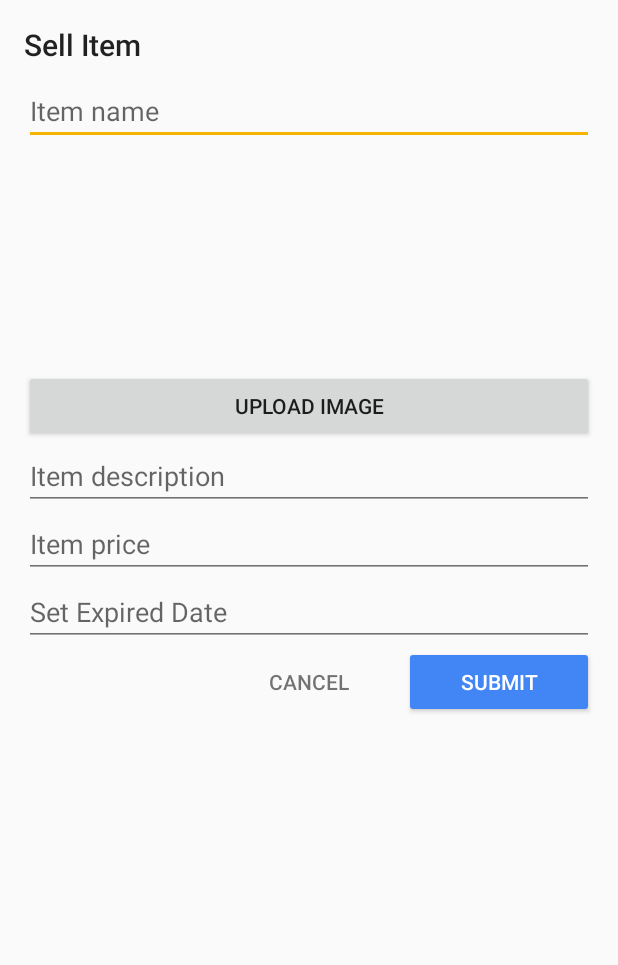
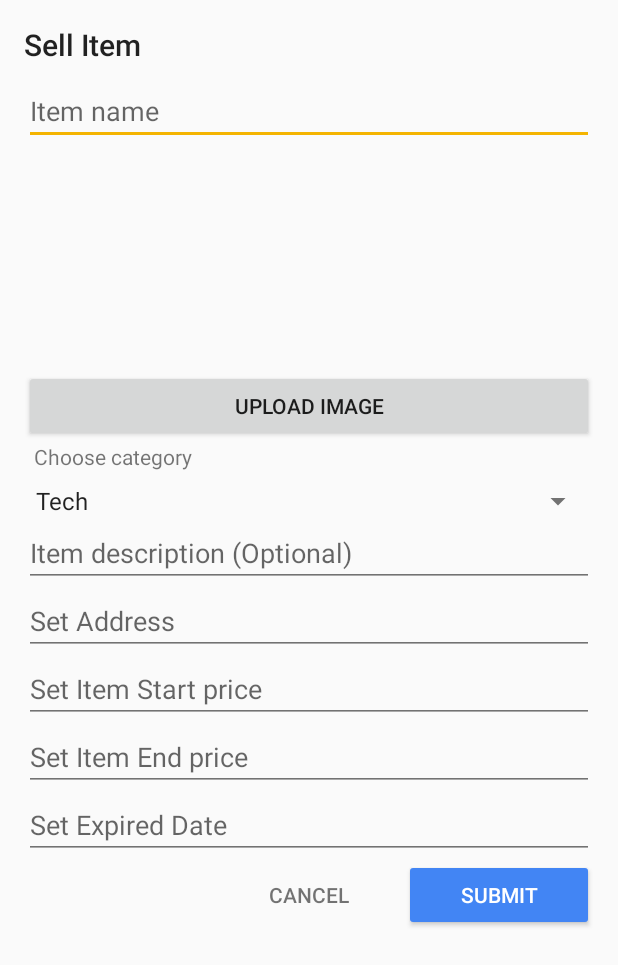
Before and after one commit to gerryoei/tossIt, an Android app: the AddItemToSellActivity screen opened directly, with no data from a screen before it, after a tap on "SUBMIT", on a phone screen of 412 x 824 dp. Shown: the top 965 px of the screen. Run offline under Robolectric (Android 15) with nearby library versions, the phone set to English and light mode, and no system bars; our stand-ins replace Firebase (no records; nobody signed in at launch, a user with empty details on screens opened directly); 3 statements that could not run were skipped.

Commit message:
Completed sell item form.

```diff
--- a/app/src/main/AndroidManifest.xml
+++ b/app/src/main/AndroidManifest.xml
@@ -1,8 +1,6 @@
 <?xml version="1.0" encoding="utf-8"?>
 <manifest xmlns:android="http://schemas.android.com/apk/res/android"
     package="com.google.firebase.example.fireeats">
-    <uses-permission android:name="android.permission.INTERNET" />
-
     <uses-permission android:name="android.permission.INTERNET" />
     <uses-permission android:name="android.permission.ACCESS_NETWORK_STATE" />
     <uses-permission android:name="android.permission.WRITE_EXTERNAL_STORAGE" />
--- a/app/src/main/java/com/google/firebase/example/fireeats/AddItemToSellActivity.java
+++ b/app/src/main/java/com/google/firebase/example/fireeats/AddItemToSellActivity.java
@@ -22,6 +22,7 @@ import android.widget.Button;
 import android.widget.DatePicker;
 import android.widget.EditText;
 import android.widget.ImageView;
+import android.widget.Spinner;
 import android.widget.TextView;
 import android.widget.Toast;
 
@@ -49,12 +50,17 @@ import java.util.Date;
 public class AddItemToSellActivity extends AppCompatActivity
 {
     DatePickerDialog picker;
+    Spinner spinner1;
     EditText mItemName;
-    EditText mItemPrice;
-    EditText mItemDescription;
-    EditText mExpiredDate;
     ImageView itemImage;
     Button uploadImage;
+    EditText mItemDescription;
+    EditText mItemAddress;
+    EditText mItemPrice;
+    EditText mItemPriceEnd;
+    EditText mExpiredDate;
+
+    Bitmap bitmap_photo;
     String currentPhotoPath = "";
     String photoFileName = "";
     static final int REQUEST_TAKE_PHOTO = 1;
@@ -67,10 +73,13 @@ public class AddItemToSellActivity extends AppCompatActivity
         mItemName = (EditText)findViewById(R.id.sellItem_form_name);
         mItemPrice = (EditText)findViewById(R.id.sellItem_form_price);
         mItemDescription = (EditText)findViewById(R.id.sellItem_form_description);
+        mItemAddress = (EditText)findViewById(R.id.sellItem_form_address);
         mExpiredDate = (EditText)findViewById(R.id.expiredDate);
         mExpiredDate.setInputType(InputType.TYPE_NULL);
         itemImage = (ImageView)findViewById(R.id.sellItem_imageUpload);
         uploadImage = (Button)findViewById(R.id.button_imageUpload);
+        mItemPriceEnd = (EditText)findViewById(R.id.sellItem_form_priceEnd);
+        spinner1 = (Spinner)findViewById(R.id.spinner1);
 
         uploadImage.setOnClickListener(new View.OnClickListener() {
             @Override
@@ -144,6 +153,7 @@ public class AddItemToSellActivity extends AppCompatActivity
                 e.printStackTrace();
             }
             itemImage.setImageBitmap(bitmap);
+            bitmap_photo = bitmap;
         }
     }
 
@@ -172,27 +182,32 @@ public class AddItemToSellActivity extends AppCompatActivity
         return image;
     }
 
+    public String BitMapToString(Bitmap bitmap){
+        ByteArrayOutputStream baos=new  ByteArrayOutputStream();
+        bitmap.compress(Bitmap.CompressFormat.PNG,100, baos);
+        byte [] b=baos.toByteArray();
+        String temp=Base64.encodeToString(b, Base64.DEFAULT);
+        return temp;
+    }
+
     private void onSubmitClicked(){
         String itemName = mItemName.getText().toString();
-        String itemAddress = "Atlanta";
-        String itemCategory = "Other";
-        String itemPhoto = "Blabla";
-        int itemPrice = Integer.parseInt(mItemName.getText().toString());
-        int itemNumRatings = 10;
-        double itemAvgRatings = 10.0;
-
+        String itemAddress = mItemAddress.getText().toString();
+        String itemCategory = String.valueOf(spinner1.getSelectedItem());
+        String itemPhoto = BitMapToString(bitmap_photo);
         //Get start date which is current date
         DateFormat dateFormat = new SimpleDateFormat("yyyy/MM/dd HH:mm:ss");
         Date date = new Date();
         String startDate = dateFormat.format(date);
-        String endDate = "TO BE INPUTTED";
-        int startPrice = itemPrice;
-        int endPrice = -1;
+        String endDate = mExpiredDate.getText().toString();
+        long startPrice = Long.parseLong(mItemPrice.getText().toString());
+        long endPrice = Long.parseLong(mItemPriceEnd.getText().toString());
 
         String itemDescription = mItemName.getText().toString();
 
         TossItem newItem = new TossItem(itemName,
                                         itemAddress,
+                                        itemDescription,
                                         itemCategory,
                                         itemPhoto,
                                         startDate,
@@ -201,7 +216,5 @@ public class AddItemToSellActivity extends AppCompatActivity
                                         endPrice);
 
 
-
-
     }
 }
--- a/app/src/main/java/com/google/firebase/example/fireeats/model/TossItem.java
+++ b/app/src/main/java/com/google/firebase/example/fireeats/model/TossItem.java
@@ -35,24 +35,24 @@ public class TossItem {
     private String photo;
     private int price;
     private int numRatings;
+    private String description;
     private double avgRating;
     // Need to add string to date formatter
     private String startDate;
     private String endDate;
     // Start price and End price
-    private int startPrice;
-    private int endPrice;
+    private long startPrice;
+    private long endPrice;
 
     public TossItem() {}
 
-    public TossItem(String name, String address, String category, String photo,
-                    String startDate, String endDate, int startPrice, int endPrice) {
+    public TossItem(String name, String address, String description, String category, String photo,
+                    String startDate, String endDate, long startPrice, long endPrice) {
         this.name = name;
+        this.description = description;
         this.address = address;
+        this.photo = photo;
         this.category = category;
-        //this.price = price;
-        //this.numRatings = numRatings;
-        //this.avgRating = avgRating;
         this.startDate = startDate;
         this.endDate = endDate;
         this.startPrice = startPrice;
@@ -65,6 +65,14 @@ public class TossItem {
 
     public void setName(String name) {
         this.name = name;
+    }
+
+    public String getDescription() {
+        return description;
+    }
+
+    public void setDescription(String description) {
+        this.description = description;
     }
 
     public String getAddress() {
@@ -121,10 +129,10 @@ public class TossItem {
     public String getEndDate() {return endDate;}
     public void setEndDate(String endDate) {this.endDate = endDate;}
 
-    public int getStartPrice() {return startPrice;}
+    public long getStartPrice() {return startPrice;}
     public void setStartPrice (int startPrice) {this.startPrice = startPrice;}
 
-    public int getEndPrice() {return endPrice;}
+    public long getEndPrice() {return endPrice;}
     public void setEndPrice(int endPrice) {this.endPrice = endPrice;}
 
 }
--- a/app/src/main/res/layout/activity_item_to_sell.xml
+++ b/app/src/main/res/layout/activity_item_to_sell.xml
@@ -37,12 +37,38 @@
             android:layout_height="wrap_content"
             android:text = "Upload Image"/>
 
+
+        <TextView
+            android:layout_width="match_parent"
+            android:layout_height="wrap_content"
+            android:layout_marginBottom="8dp"
+            android:layout_gravity="center_horizontal"
+            android:text="  Choose category" />
+
+        <Spinner
+            android:id="@+id/spinner1"
+            android:layout_width="match_parent"
+            android:layout_height="wrap_content"
+            android:entries="@array/tags"
+            android:prompt="@string/category_prompt" />
+
         <EditText
             android:id="@+id/sellItem_form_description"
             android:layout_width="match_parent"
             android:layout_height="wrap_content"
             android:layout_gravity="center_horizontal"
-            android:hint="Item description"
+            android:hint="Item description (Optional)"
+            android:imeOptions="actionDone"
+            android:maxLines="1"/>
+
+
+
+        <EditText
+            android:id="@+id/sellItem_form_address"
+            android:layout_width="match_parent"
+            android:layout_height="wrap_content"
+            android:layout_gravity="center_horizontal"
+            android:hint="Set Address"
             android:imeOptions="actionDone"
             android:maxLines="1"/>
 
@@ -51,7 +77,15 @@
             android:layout_width="match_parent"
             android:layout_height="wrap_content"
             android:layout_gravity="center_horizontal"
-            android:hint="Item price"
+            android:hint="Set Item Start price"
+            android:imeOptions="actionDone"/>
+
+        <EditText
+            android:id="@+id/sellItem_form_priceEnd"
+            android:layout_width="match_parent"
+            android:layout_height="wrap_content"
+            android:layout_gravity="center_horizontal"
+            android:hint="Set Item End price"
             android:imeOptions="actionDone"/>
 
         <EditText
--- a/app/src/main/res/values/strings.xml
+++ b/app/src/main/res/values/strings.xml
@@ -126,4 +126,12 @@
         <item>@string/sort_by_popularity</item>
         <item>@string/sort_by_price</item>
     </string-array>
+
+    <string name="category_prompt">Choose a category</string>
+
+    <string-array name="tags">
+        <item>Tech</item>
+        <item>Furniture</item>
+        <item>Other</item>
+    </string-array>
 </resources>
```
